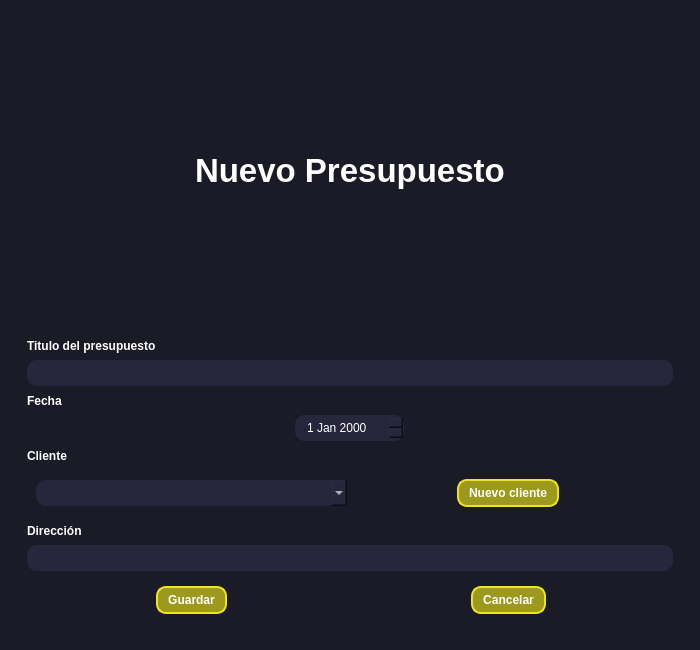
This is UI/ui_newbudget.ui in DickinsonBP/BudgetInvoiceApp2.0 as Qt 5 draws it before an edit. The edited form follows.
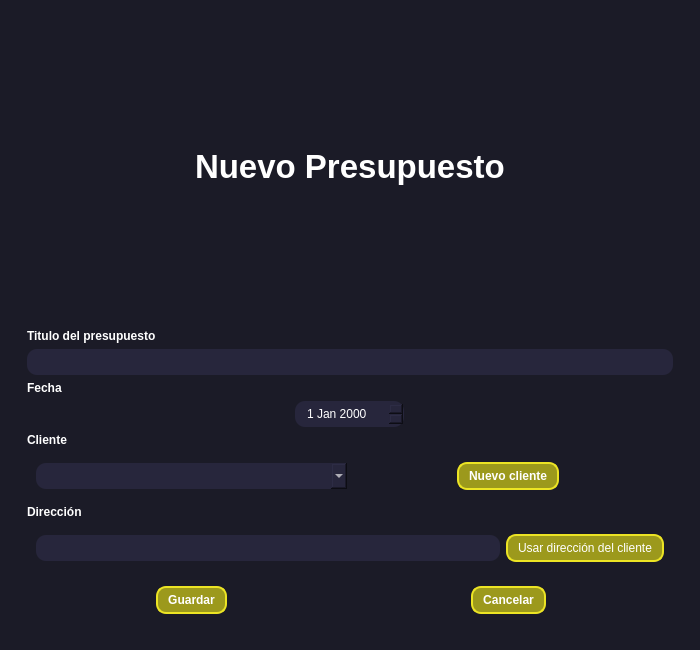
This is the edited form. Icons and pictures are not drawn.

```diff
--- a/UI/ui_newbudget.ui
+++ b/UI/ui_newbudget.ui
@@ -38,12 +38,12 @@
 	background-color: #27263c;
 }
 
-#btn_savebudget, #btn_cance , #btn_newuser   {
+#btn_savebudget, #btn_cance , #btn_newuser , #btn_clientaddress  {
 	border: 2px solid  #ece424 ;
 	border-radius: 10px;
 	text-align: center;
 }
- #btn_savebudget, #btn_cancel , #btn_newuser  {
+ #btn_savebudget, #btn_cancel , #btn_newuser , #btn_clientaddress  {
 	border: 2px solid  #ece424 ;
 	background-color: #9c991c ;
 	border-radius: 10px;
@@ -192,7 +192,20 @@
              </widget>
             </item>
             <item>
-             <widget class="QLineEdit" name="line_address"/>
+             <widget class="QWidget" name="widget_5" native="true">
+              <layout class="QHBoxLayout" name="horizontalLayout_4">
+               <item>
+                <widget class="QLineEdit" name="line_address"/>
+               </item>
+               <item>
+                <widget class="QPushButton" name="btn_clientaddress">
+                 <property name="text">
+                  <string>Usar dirección del cliente</string>
+                 </property>
+                </widget>
+               </item>
+              </layout>
+             </widget>
             </item>
             <item>
              <widget class="QWidget" name="widget_3" native="true">
```
Left out of the diff: 2 changed lines with no effect on the pictures.
